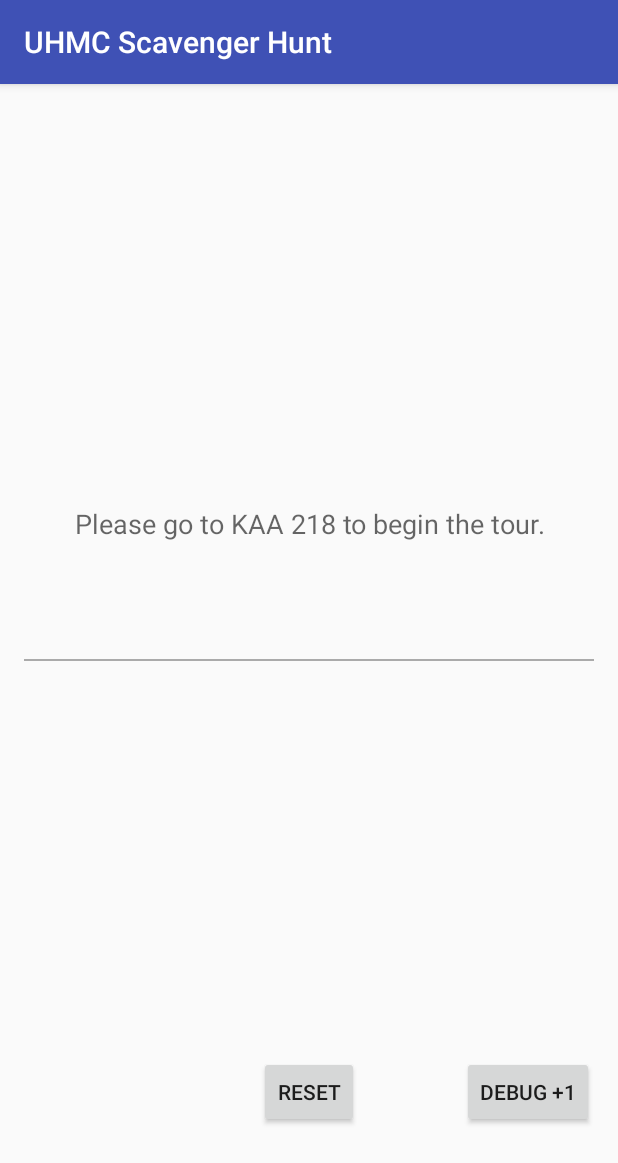
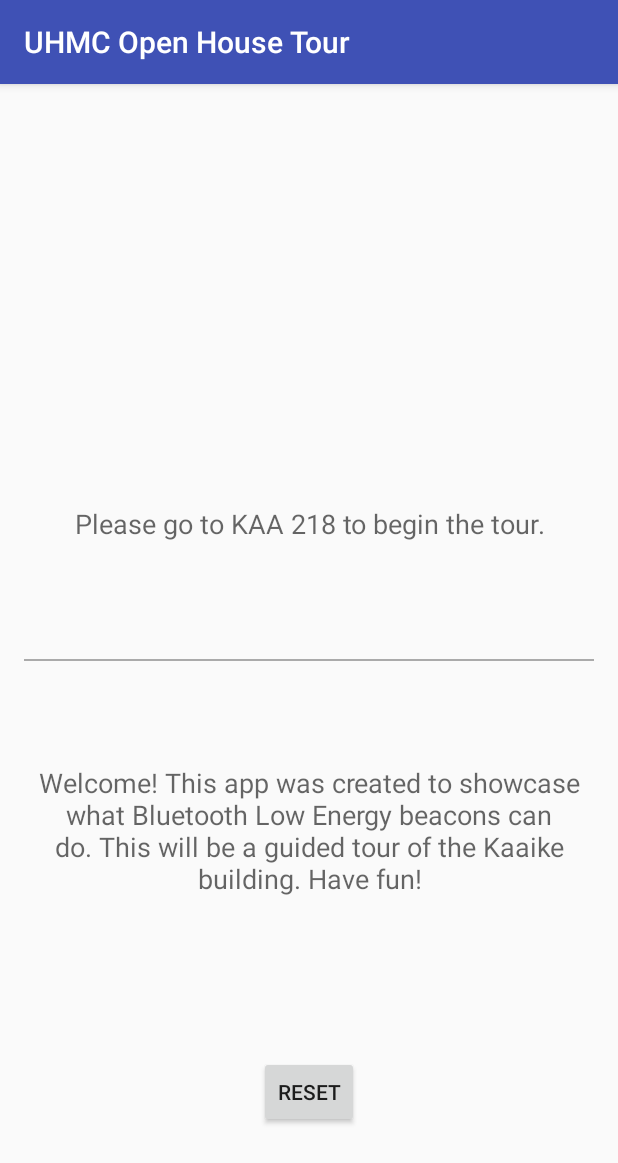
Before and after one commit to UHMC/scavenger-hunt, an Android app: the screen it shows after launch (MainActivity), on a phone screen of 412 x 824 dp. Shown: the top 1163 px of the screen. Run offline under Robolectric (Android 15) with nearby library versions, the phone set to English and light mode, and no system bars; libraries missing offline, so code that uses them is left out: org.altbeacon.beacon; 7 statements that could not run were skipped.

Commit message:
Release Candidate

```diff
--- a/app/src/main/java/educybersecurity/hawaii/maui/uhmcscavengerhunt/MainActivity.java
+++ b/app/src/main/java/educybersecurity/hawaii/maui/uhmcscavengerhunt/MainActivity.java
@@ -39,7 +39,7 @@ public class MainActivity extends AppCompatActivity implements BeaconConsumer, R
             "http://phy.net/FbMr9i?tVceh", // 219
             "http://phy.net/9sdWgF?s00H0", // 220
             "http://phy.net/iTkB6J?uNOXp", // 210
-            "http://goo.gl/mDO5US", // 109
+            "http://phy.net/jTHh29?tAsU8", // 109
             "http://www.example.com/folder/file6.ext/"
     };
     /**
@@ -55,6 +55,7 @@ public class MainActivity extends AppCompatActivity implements BeaconConsumer, R
         setContentView(R.layout.activity_main);
         Toolbar toolbar = (Toolbar) findViewById(R.id.toolbar);
         setSupportActionBar(toolbar);
+        toolbar.setTitle(R.string.title);
         TextView info = (TextView) findViewById(R.id.info);
         TextView next = (TextView) findViewById(R.id.next);
         // Creates a file for keeping track of steps, only happens once also initializes currentStop
@@ -308,7 +309,7 @@ public class MainActivity extends AppCompatActivity implements BeaconConsumer, R
                 break;
             case 3:
                 info.setText(R.string.step3_info);
-                next.setText(R.string.step3_info);
+                next.setText(R.string.step3_next);
                 break;
             case 4:
                 info.setText(R.string.step4_info);
@@ -349,7 +350,7 @@ public class MainActivity extends AppCompatActivity implements BeaconConsumer, R
                 break;
             case 3:
                 info.setText(R.string.step3_info);
-                next.setText(R.string.step3_info);
+                next.setText(R.string.step3_next);
                 break;
             case 4:
                 info.setText(R.string.step4_info);
--- a/app/src/main/res/layout/content_main.xml
+++ b/app/src/main/res/layout/content_main.xml
@@ -67,6 +67,8 @@
         android:layout_alignRight="@+id/next"
         android:layout_alignTop="@+id/button"
         android:onClick="plusOne"
-        android:text="Debug +1"/>
+        android:text="Debug +1"
+        android:alpha="0"
+        android:enabled="false"/>
 
 </RelativeLayout>
--- a/app/src/main/res/values/strings.xml
+++ b/app/src/main/res/values/strings.xml
@@ -1,16 +1,17 @@
 <resources>
-    <string name="app_name">UHMC Scavenger Hunt</string>
+    <string name="app_name">UHMC Open House Tour</string>
     <string name="action_settings">Settings</string>
+    <string name="title">UHMC Open House Tour</string>
     <string name="step0_info">Please go to KAA 218 to begin the tour. </string>
-    <string name="step0_next"></string>
-    <string name="step1_info">Take a look at the ABIT projects being showcased\n\n\n http://mauisweetnspicy.com\nhttp://waiifoods.com\nhttp://themauicookielady.com\nhttp://josephinesmaui.com</string>
-    <string name="step1_next">Towards 219</string>
-    <string name="step2_info">You\'re at 219</string>
-    <string name="step2_next">Go to 220</string>
-    <string name="step3_info">You\'re at 220</string>
-    <string name="step3_next">Go to 210</string>
-    <string name="step4_info">You\'re at 210</string>
-    <string name="step4_next">Go to 220</string>
-    <string name="step5_info">End of the tour</string>
-    <string name="step5_next">Thanks for playing! Brought to you by the UHMC Cybersecurity Team</string>
+    <string name="step0_next">Welcome! This app was created to showcase what Bluetooth Low Energy beacons can do. This will be a guided tour of the Kaaike building. Have fun!</string>
+    <string name="step1_info">In room 218, there will be presentations as well as Counseling</string>
+    <string name="step1_next">Go to room 219</string>
+    <string name="step2_info">Financial aid is located here in room 219</string>
+    <string name="step2_next">Go to room 220</string>
+    <string name="step3_info">This is our IT department, here we also create a lot of Cybersecurity projects. \n\nCheck out \nhttp://maui.hawaii.edu/cybersecurity/</string>
+    <string name="step3_next">Go to room 210</string>
+    <string name="step4_info">Have some food! There will be a Q/A with the Advisory board here in room 210</string>
+    <string name="step4_next">Go to room 109, lots of cool projects there!</string>
+    <string name="step5_info">Take a look at the ABIT projects being showcased\n\n\n http://mauisweetnspicy.com\nhttp://waiifoods.com\nhttp://themauicookielady.com\nhttp://josephinesmaui.com</string>
+    <string name="step5_next">Thank you for time! Brought to you by the UHMC Cybersecurity Team</string>
 </resources>
```
Also changed, not shown: 1 other file.
